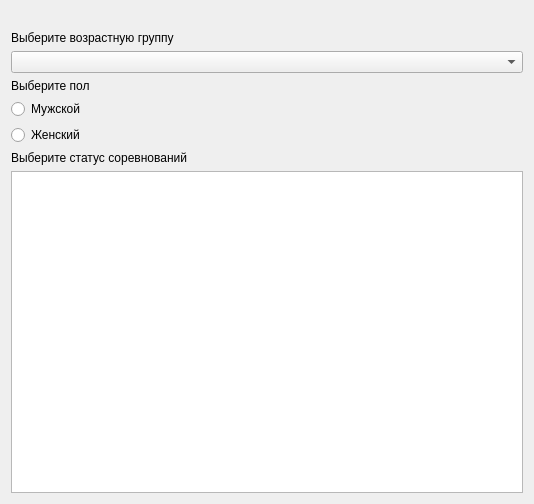
This is intropage.ui in Murloc33/Remaster2 as Qt 5 draws it before an edit. The edited form follows.
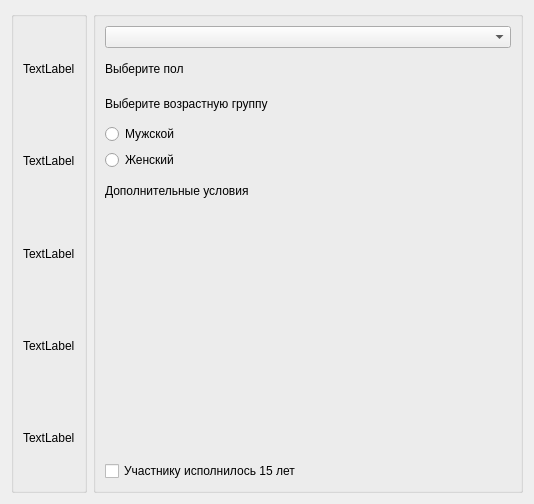
This is the edited form. Icons and pictures are not drawn.

Patch:
```diff
--- a/intropage.ui
+++ b/intropage.ui
@@ -19,30 +19,66 @@
   <property name="windowTitle">
    <string>Form</string>
   </property>
+  <layout class="QHBoxLayout" name="horizontalLayout">
+   <item>
+    <widget class="QGroupBox" name="verticalGroupBox_2">
+     <property name="sizePolicy">
+      <sizepolicy hsizetype="Preferred" vsizetype="Preferred">
+       <horstretch>0</horstretch>
+       <verstretch>0</verstretch>
+      </sizepolicy>
+     </property>
+     <property name="title">
+      <string/>
+     </property>
   <layout class="QVBoxLayout" name="verticalLayout">
+      <item>
+       <widget class="QLabel" name="label_5">
+        <property name="text">
+         <string>TextLabel</string>
+        </property>
+       </widget>
+      </item>
+      <item>
+       <widget class="QLabel" name="label_2">
+        <property name="text">
+         <string>TextLabel</string>
+        </property>
+       </widget>
+      </item>
    <item>
     <widget class="QLabel" name="label">
      <property name="text">
-      <string/>
-     </property>
-     <property name="pixmap">
-      <pixmap resource="remasterResources.qrc">:/resources/Вставленное изображение.png</pixmap>
+         <string>TextLabel</string>
+        </property>
+       </widget>
+      </item>
+      <item>
+       <widget class="QLabel" name="label_3">
+        <property name="text">
+         <string>TextLabel</string>
      </property>
     </widget>
    </item>
    <item>
-    <widget class="QLabel" name="l_ageGroup">
+       <widget class="QLabel" name="label_4">
+        <property name="text">
+         <string>TextLabel</string>
+        </property>
+       </widget>
+      </item>
+     </layout>
+    </widget>
+   </item>
+   <item>
+    <widget class="QGroupBox" name="verticalGroupBox">
      <property name="sizePolicy">
-      <sizepolicy hsizetype="Minimum" vsizetype="Preferred">
+      <sizepolicy hsizetype="MinimumExpanding" vsizetype="Preferred">
        <horstretch>0</horstretch>
        <verstretch>0</verstretch>
       </sizepolicy>
      </property>
-     <property name="text">
-      <string>Выберите возрастную группу</string>
-     </property>
-    </widget>
-   </item>
+     <layout class="QVBoxLayout" name="verticalLayout_2">
    <item>
     <widget class="QComboBox" name="cb_ageGroup">
      <property name="sizePolicy">
@@ -69,6 +105,19 @@
      </property>
     </widget>
    </item>
+      <item>
+       <widget class="QLabel" name="l_ageGroup">
+        <property name="sizePolicy">
+         <sizepolicy hsizetype="Minimum" vsizetype="Preferred">
+          <horstretch>0</horstretch>
+          <verstretch>0</verstretch>
+         </sizepolicy>
+        </property>
+        <property name="text">
+         <string>Выберите возрастную группу</string>
+        </property>
+       </widget>
+      </item>
    <item>
     <widget class="QRadioButton" name="rb_m">
      <property name="text">
@@ -84,32 +133,43 @@
     </widget>
    </item>
    <item>
-    <widget class="QLabel" name="l_copetitionStatus">
-     <property name="sizePolicy">
-      <sizepolicy hsizetype="Minimum" vsizetype="Preferred">
-       <horstretch>0</horstretch>
-       <verstretch>0</verstretch>
-      </sizepolicy>
-     </property>
+       <widget class="QLabel" name="l_add">
      <property name="text">
-      <string>Выберите статус соревнований</string>
+         <string>Дополнительные условия</string>
      </property>
     </widget>
    </item>
    <item>
-    <widget class="QListWidget" name="lw_copetitionStatus">
-     <property name="sizePolicy">
-      <sizepolicy hsizetype="Expanding" vsizetype="Expanding">
-       <horstretch>0</horstretch>
-       <verstretch>0</verstretch>
-      </sizepolicy>
-     </property>
+       <spacer name="verticalSpacer">
+        <property name="orientation">
+         <enum>Qt::Vertical</enum>
+        </property>
+        <property name="sizeType">
+         <enum>QSizePolicy::Fixed</enum>
+        </property>
+        <property name="sizeHint" stdset="0">
+         <size>
+          <width>20</width>
+          <height>250</height>
+         </size>
+        </property>
+       </spacer>
+      </item>
+      <item>
+       <widget class="QCheckBox" name="chb_year">
+        <property name="enabled">
+         <bool>true</bool>
+        </property>
+        <property name="text">
+         <string>Участнику исполнилось 15 лет</string>
+        </property>
     </widget>
    </item>
   </layout>
  </widget>
- <resources>
-  <include location="remasterResources.qrc"/>
- </resources>
+   </item>
+  </layout>
+ </widget>
+ <resources/>
  <connections/>
 </ui>
```
Lines whose indentation alone changed are shown as unchanged.
